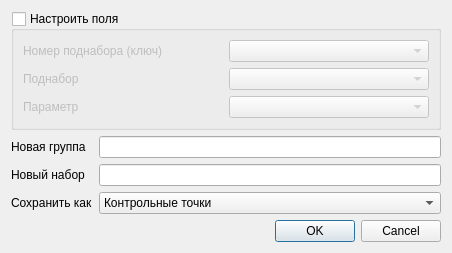
This is qgis_pds_saveMapsetToPDS_base.ui in vvkond/QGIS as Qt 5 draws it before an edit. The edited form follows.
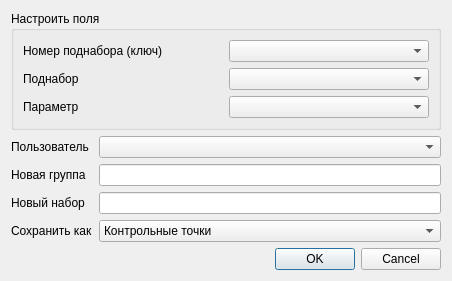
This is the edited form.

Diff of the .ui file:
```diff
--- a/qgis_pds_saveMapsetToPDS_base.ui
+++ b/qgis_pds_saveMapsetToPDS_base.ui
@@ -7,120 +7,117 @@
     <x>0</x>
     <y>0</y>
     <width>452</width>
-    <height>236</height>
+    <height>262</height>
    </rect>
   </property>
   <property name="windowTitle">
    <string>Сохранить в PDS</string>
   </property>
   <layout class="QGridLayout" name="gridLayout">
-   <item row="1" column="0">
-    <widget class="QLabel" name="label">
-     <property name="text">
-      <string>Новая группа</string>
-     </property>
-    </widget>
-   </item>
-   <item row="2" column="0">
-    <widget class="QLabel" name="label_2">
-     <property name="text">
-      <string>Новый набор</string>
-     </property>
-    </widget>
-   </item>
-   <item row="1" column="1">
-    <widget class="QLineEdit" name="mGroupLineEdit"/>
-   </item>
-   <item row="3" column="0">
-    <widget class="QLabel" name="label_3">
-     <property name="text">
-      <string>Сохранить как</string>
-     </property>
-    </widget>
-   </item>
-   <item row="3" column="1">
-    <widget class="QComboBox" name="mSaveAsComboBox">
-     <item>
-      <property name="text">
-       <string>Контрольные точки</string>
-      </property>
-     </item>
-     <item>
-      <property name="text">
-       <string>Разломы</string>
-      </property>
-     </item>
-     <item>
-      <property name="text">
-       <string>Контура</string>
-      </property>
-     </item>
-     <item>
-      <property name="text">
-       <string>Полигоны</string>
-      </property>
-     </item>
-    </widget>
-   </item>
-   <item row="5" column="0" colspan="2">
-    <widget class="QDialogButtonBox" name="buttonBox">
-     <property name="orientation">
-      <enum>Qt::Horizontal</enum>
-     </property>
-     <property name="standardButtons">
-      <set>QDialogButtonBox::Cancel|QDialogButtonBox::Ok</set>
-     </property>
-    </widget>
-   </item>
-   <item row="2" column="1">
-    <widget class="QLineEdit" name="mSetLineEdit"/>
-   </item>
    <item row="0" column="0" colspan="2">
     <widget class="QGroupBox" name="mSetFieldsCroupBox">
      <property name="title">
       <string>Настроить поля</string>
      </property>
-     <property name="checkable">
-      <bool>true</bool>
-     </property>
      <property name="checked">
       <bool>false</bool>
      </property>
      <layout class="QGridLayout" name="gridLayout_2">
-      <item row="1" column="0">
+      <item row="2" column="0">
        <widget class="QLabel" name="label_4">
         <property name="text">
          <string>Поднабор</string>
         </property>
        </widget>
       </item>
-      <item row="2" column="0">
+      <item row="3" column="0">
        <widget class="QLabel" name="label_6">
         <property name="text">
          <string>Параметр</string>
         </property>
        </widget>
       </item>
-      <item row="1" column="1">
-       <widget class="QComboBox" name="mSubsetFields"/>
-      </item>
       <item row="2" column="1">
+       <widget class="QComboBox" name="mSubsetFields"/>
+      </item>
+      <item row="1" column="0">
+       <widget class="QLabel" name="mKetFieldsLabel">
+        <property name="text">
+         <string>Номер поднабора (ключ)</string>
+        </property>
+       </widget>
+      </item>
+      <item row="3" column="1">
        <widget class="QComboBox" name="mParameterFields"/>
       </item>
-      <item row="0" column="1">
+      <item row="1" column="1">
        <widget class="QComboBox" name="mKeyFields"/>
       </item>
-      <item row="0" column="0">
-       <widget class="QLabel" name="label_5">
-        <property name="text">
-         <string>Номер поднабора (ключ)</string>
-        </property>
-       </widget>
-      </item>
      </layout>
     </widget>
    </item>
+   <item row="2" column="0">
+    <widget class="QLabel" name="label">
+     <property name="text">
+      <string>Новая группа</string>
+     </property>
+    </widget>
+   </item>
+   <item row="4" column="1">
+    <widget class="QComboBox" name="mSaveAsComboBox">
+     <item>
+      <property name="text">
+       <string>Контрольные точки</string>
+      </property>
+     </item>
+     <item>
+      <property name="text">
+       <string>Разломы</string>
+      </property>
+     </item>
+     <item>
+      <property name="text">
+       <string>Контура</string>
+      </property>
+     </item>
+     <item>
+      <property name="text">
+       <string>Полигоны</string>
+      </property>
+     </item>
+    </widget>
+   </item>
    <item row="4" column="0">
+    <widget class="QLabel" name="label_3">
+     <property name="text">
+      <string>Сохранить как</string>
+     </property>
+    </widget>
+   </item>
+   <item row="3" column="0">
+    <widget class="QLabel" name="label_2">
+     <property name="text">
+      <string>Новый набор</string>
+     </property>
+    </widget>
+   </item>
+   <item row="2" column="1">
+    <widget class="QLineEdit" name="mGroupLineEdit"/>
+   </item>
+   <item row="3" column="1">
+    <widget class="QLineEdit" name="mSetLineEdit"/>
+   </item>
+   <item row="6" column="0" colspan="2">
+    <widget class="QDialogButtonBox" name="buttonBox">
+     <property name="orientation">
+      <enum>Qt::Horizontal</enum>
+     </property>
+     <property name="standardButtons">
+      <set>QDialogButtonBox::Cancel|QDialogButtonBox::Ok</set>
+     </property>
+    </widget>
+   </item>
+   <item row="5" column="0">
     <spacer name="verticalSpacer">
      <property name="orientation">
       <enum>Qt::Vertical</enum>
@@ -133,6 +130,16 @@
      </property>
     </spacer>
    </item>
+   <item row="1" column="1">
+    <widget class="QComboBox" name="mInterpreter"/>
+   </item>
+   <item row="1" column="0">
+    <widget class="QLabel" name="label_5">
+     <property name="text">
+      <string>Пользователь</string>
+     </property>
+    </widget>
+   </item>
   </layout>
  </widget>
  <resources/>
```
Left out of the diff: 27 changed lines with no effect on the pictures.
